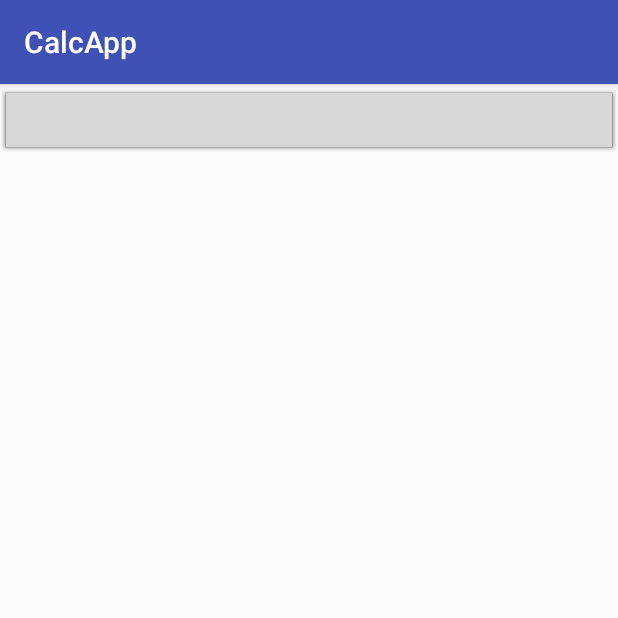
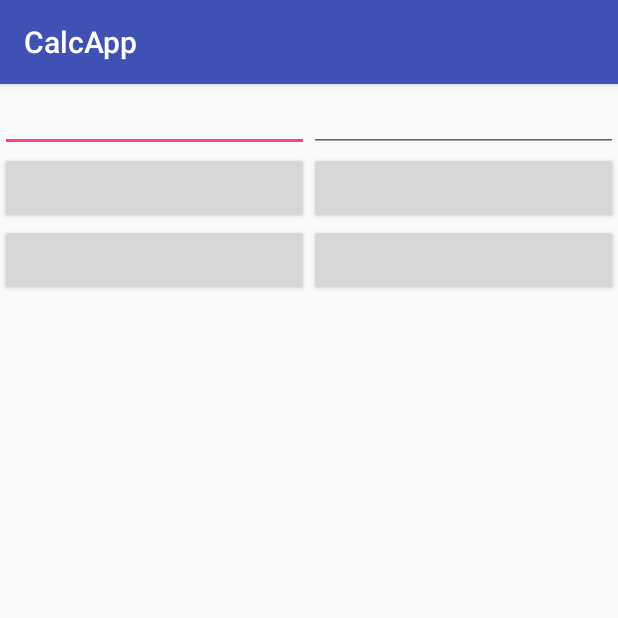
Before and after one commit to ayako1967/CalcApp, an Android app: the screen it shows after launch (MainActivity), on a phone screen of 412 x 824 dp, the top half of it. Run offline under Robolectric (Android 15) with nearby library versions, the phone set to English and light mode, and no system bars.

Commit message:
ボタン配置　完成 画面遷移　途中

```diff
--- a/app/src/main/java/jp/techacademy/takuya/okitsu/calcapp/MainActivity.java
+++ b/app/src/main/java/jp/techacademy/takuya/okitsu/calcapp/MainActivity.java
@@ -1,13 +1,33 @@
 package jp.techacademy.takuya.okitsu.calcapp;
 
+import android.content.Intent;
 import android.support.v7.app.AppCompatActivity;
 import android.os.Bundle;
+import android.view.View;
+import android.widget.Button;
 
-public class MainActivity extends AppCompatActivity {
+public class MainActivity extends AppCompatActivity implements View.OnClickListener{
 
     @Override
     protected void onCreate(Bundle savedInstanceState) {
         super.onCreate(savedInstanceState);
         setContentView(R.layout.activity_main);
+
+        Button button1 = (Button) findViewById(R.id.button1);
+        button1.setOnClickListener(this);
+
+        Button button2 = (Button) findViewById(R.id.button2);
+        button2.setOnClickListener(this);
+
+        Button button3 = (Button) findViewById(R.id.button3);
+        button3.setOnClickListener(this);
+
+        Button button4 = (Button) findViewById(R.id.button4);
+        button4.setOnClickListener(this);
+    }
+    @Override
+    public void onClick(View v){
+        Intent intent = new Intent(this,SecondActivity.class);
+        startActivity(intent);
     }
 }
--- a/app/src/main/res/layout/activity_main.xml
+++ b/app/src/main/res/layout/activity_main.xml
@@ -1,48 +1,69 @@
 <?xml version="1.0" encoding="utf-8"?>
-<RelativeLayout
+<LinearLayout
     xmlns:android="http://schemas.android.com/apk/res/android"
     xmlns:tools="http://schemas.android.com/tools"
     android:id="@+id/activity_main"
     android:layout_width="match_parent"
     android:layout_height="match_parent"
-
+    android:orientation="vertical"
     tools:context="jp.techacademy.takuya.okitsu.calcapp.MainActivity">
 
+
+    <LinearLayout
+        android:layout_width="match_parent"
+        android:layout_height="wrap_content"
+        android:orientation="horizontal"
+        android:weightSum="2">
 
         <EditText
             android:layout_width="match_parent"
             android:layout_height="wrap_content"
-        android:orientation="horizontal"
-        android:id="@+id/number1"/>
+            android:id="@+id/text1"
+            android:layout_weight="1"/>
 
         <EditText
             android:layout_width="match_parent"
             android:layout_height="wrap_content"
+            android:id="@+id/text2"
+            android:layout_weight="1"/>
+
+    </LinearLayout>
+    <LinearLayout
+        android:layout_width="match_parent"
+        android:layout_height="wrap_content"
         android:orientation="horizontal"
-        android:id="@+id/number2"/>
-
+        android:weightSum="2">
 
         <Button
             android:layout_width="match_parent"
             android:layout_height="wrap_content"
-        android:orientation="horizontal"
-        android:id="@+id/button1"/>
+            android:id="@+id/button1"
+            android:layout_weight="1"/>
 
         <Button
             android:layout_width="match_parent"
             android:layout_height="wrap_content"
+            android:id="@+id/button2"
+            android:layout_weight="1"/>
+
+    </LinearLayout>
+    <LinearLayout
+        android:layout_width="match_parent"
+        android:layout_height="wrap_content"
         android:orientation="horizontal"
-        android:id="@+id/button2"/>
+        android:weightSum="2">
 
         <Button
             android:layout_width="match_parent"
             android:layout_height="wrap_content"
-        android:orientation="horizontal"
-        android:id="@+id/button3"/>
+            android:id="@+id/button3"
+            android:layout_weight="1"/>
 
         <Button
             android:layout_width="match_parent"
             android:layout_height="wrap_content"
-        android:orientation="horizontal"
-        android:id="@+id/button4"/>
-</RelativeLayout>
+            android:id="@+id/button4"
+            android:layout_weight="1"/>
+
+    </LinearLayout>
+</LinearLayout>
--- a/app/src/main/res/layout/activity_second.xml
+++ b/app/src/main/res/layout/activity_second.xml
@@ -1,13 +1,17 @@
 <?xml version="1.0" encoding="utf-8"?>
-<RelativeLayout xmlns:android="http://schemas.android.com/apk/res/android"
+<LinearLayout
+    xmlns:android="http://schemas.android.com/apk/res/android"
     xmlns:tools="http://schemas.android.com/tools"
     android:id="@+id/activity_second"
     android:layout_width="match_parent"
     android:layout_height="match_parent"
-    android:paddingBottom="@dimen/activity_vertical_margin"
-    android:paddingLeft="@dimen/activity_horizontal_margin"
-    android:paddingRight="@dimen/activity_horizontal_margin"
-    android:paddingTop="@dimen/activity_vertical_margin"
+    android:orientation="vertical"
     tools:context="jp.techacademy.takuya.okitsu.calcapp.SecondActivity">
 
-</RelativeLayout>
+    <TextView
+        android:layout_width="wrap_content"
+        android:layout_height="wrap_content"
+        android:text=""
+        android:id="@+id/textView"/>
+
+</LinearLayout>
```
Lines whose indentation alone changed are shown as unchanged.
